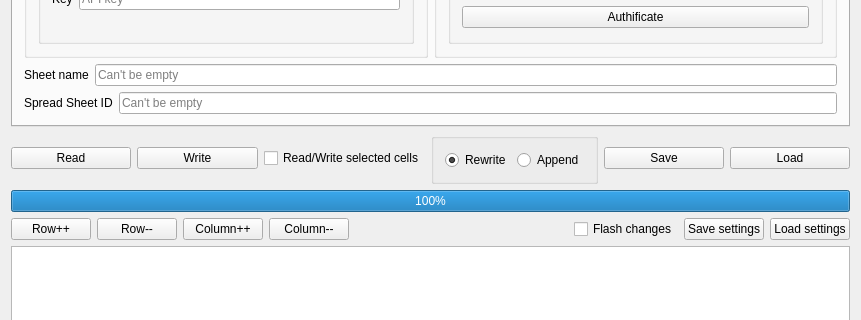
0mniCrow/GoogleSheetWriter, file googlesheetsmodifier.ui: the form before one commit; both pictures show x 0 to 861 and y 214 to 534 of the 861 by 718 pixel window.
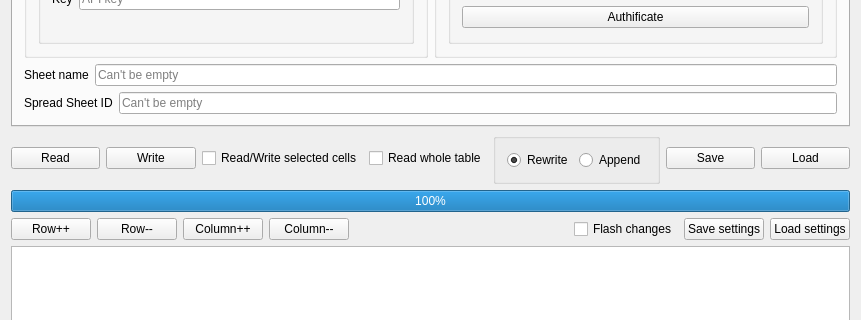
The form after the commit.

Commit message: Add whole sheet reading checkbox.

Diff of the .ui file:
```diff
--- a/googlesheetsmodifier.ui
+++ b/googlesheetsmodifier.ui
@@ -276,6 +276,13 @@
          </property>
         </widget>
        </item>
+       <item>
+        <widget class="QCheckBox" name="checkBox_readWholeTable">
+         <property name="text">
+          <string>Read whole table</string>
+         </property>
+        </widget>
+       </item>
        <item>
         <widget class="QGroupBox" name="groupBox_write_option">
          <property name="title">
```
The commit also changes 4 other files.
